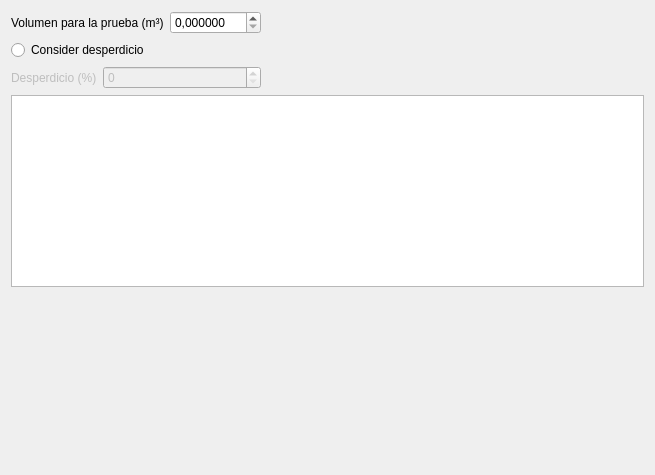
Before: the Qt Designer form gui/ui/trial_mix_widget.ui in AMK-ULTRA/Concretus, drawn with Qt 5.
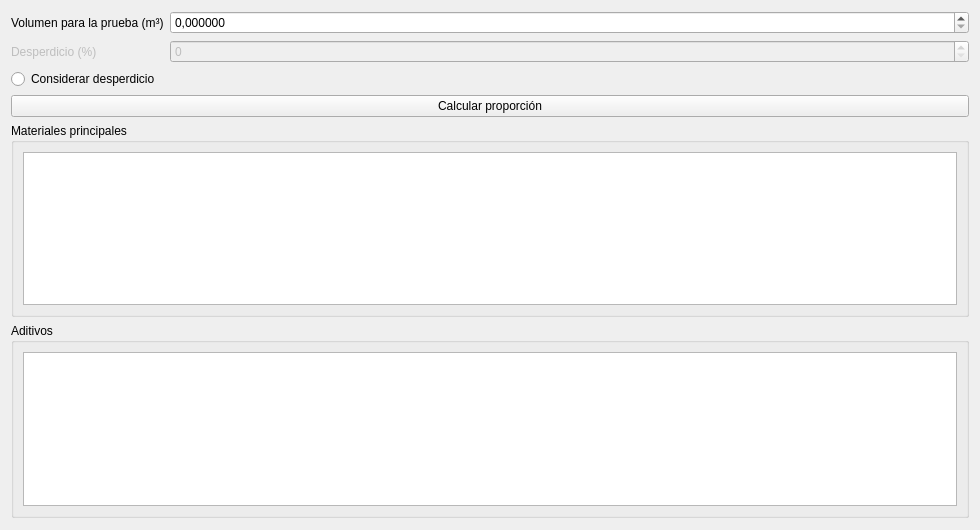
After: the same form once the commit is applied.

The edit to the form file:
```diff
--- a/gui/ui/trial_mix_widget.ui
+++ b/gui/ui/trial_mix_widget.ui
@@ -6,8 +6,8 @@
    <rect>
     <x>0</x>
     <y>0</y>
-    <width>655</width>
-    <height>475</height>
+    <width>980</width>
+    <height>530</height>
    </rect>
   </property>
   <property name="minimumSize">
@@ -24,11 +24,9 @@
   </property>
   <layout class="QVBoxLayout" name="verticalLayout_2">
    <item>
-    <layout class="QHBoxLayout" name="horizontalLayout">
-     <item>
       <layout class="QVBoxLayout" name="verticalLayout">
        <item>
-        <layout class="QFormLayout" name="formLayout_2">
+      <layout class="QFormLayout" name="formLayout">
          <item row="0" column="0">
           <widget class="QLabel" name="label">
            <property name="text">
@@ -49,18 +47,7 @@
            </property>
           </widget>
          </item>
-        </layout>
-       </item>
-       <item>
-        <widget class="QRadioButton" name="radioButton">
-         <property name="text">
-          <string>Consider desperdicio</string>
-         </property>
-        </widget>
-       </item>
-       <item>
-        <layout class="QFormLayout" name="formLayout">
-         <item row="0" column="0">
+       <item row="1" column="0">
           <widget class="QLabel" name="label_2">
            <property name="enabled">
             <bool>false</bool>
@@ -73,7 +60,7 @@
            </property>
           </widget>
          </item>
-         <item row="0" column="1">
+       <item row="1" column="1">
           <widget class="QSpinBox" name="spinBox">
            <property name="enabled">
             <bool>false</bool>
@@ -85,24 +72,29 @@
          </item>
         </layout>
        </item>
-      </layout>
+     <item>
+      <widget class="QRadioButton" name="radioButton">
+       <property name="text">
+        <string>Considerar desperdicio</string>
+       </property>
+      </widget>
      </item>
      <item>
-      <spacer name="horizontalSpacer">
-       <property name="orientation">
-        <enum>Qt::Orientation::Horizontal</enum>
+      <widget class="QPushButton" name="pushButton">
+       <property name="text">
+        <string>Calcular proporción</string>
        </property>
-       <property name="sizeHint" stdset="0">
-        <size>
-         <width>40</width>
-         <height>20</height>
-        </size>
-       </property>
-      </spacer>
+      </widget>
      </item>
     </layout>
    </item>
    <item>
+    <widget class="QGroupBox" name="groupBox">
+     <property name="title">
+      <string>Materiales principales</string>
+     </property>
+     <layout class="QGridLayout" name="gridLayout">
+      <item row="0" column="0">
     <widget class="QTableWidget" name="tableWidget">
      <property name="sizePolicy">
       <sizepolicy hsizetype="Expanding" vsizetype="Expanding">
@@ -137,6 +129,21 @@
      <attribute name="verticalHeaderStretchLastSection">
       <bool>false</bool>
      </attribute>
+       </widget>
+      </item>
+     </layout>
+    </widget>
+   </item>
+   <item>
+    <widget class="QGroupBox" name="groupBox_2">
+     <property name="title">
+      <string>Aditivos</string>
+     </property>
+     <layout class="QGridLayout" name="gridLayout_2">
+      <item row="0" column="0">
+       <widget class="QTableWidget" name="tableWidget_2"/>
+      </item>
+     </layout>
     </widget>
    </item>
    <item>
```
Lines whose indentation alone changed are shown as unchanged.
